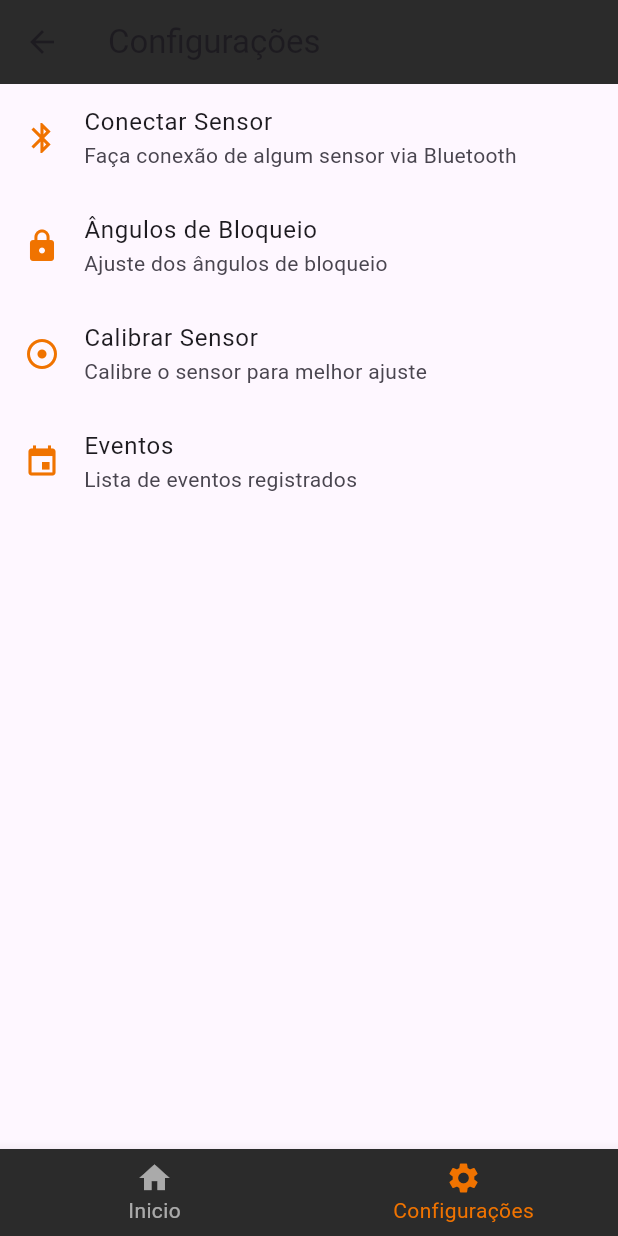
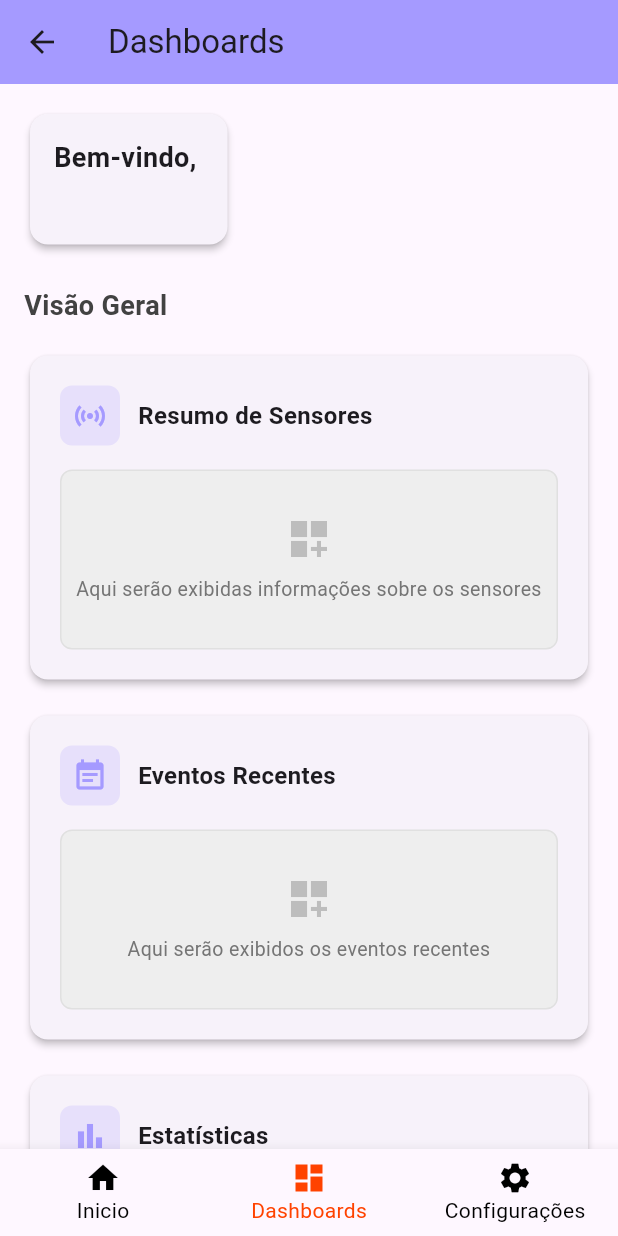
Before and after one commit to ramonVSCorrea/aplicativo_inclinometro, a Flutter app: the Nav screen opened by its route, item 2 of the bottom bar chosen, on a phone screen of 412 x 824 dp. Run offline on Flutter 3.47's test engine with Material 3 defaults, Android fonts, the phone set to English and light mode, and no system bars; our stand-ins replace cloud_firestore, file_picker, firebase_auth, firebase_core, flutter_bluetooth_serial, google_maps_flutter and 3 more; accounts and stored records are empty.

Commit message:
🐛 fix: adjusts

```diff
--- a/lib/components/nav.dart
+++ b/lib/components/nav.dart
@@ -1,3 +1,5 @@
+import 'package:aplicativo_inclinometro/views/admindashboard_page.dart';
+import 'package:aplicativo_inclinometro/views/dashboards_page.dart';
 import 'package:flutter/material.dart';
 import 'package:shared_preferences/shared_preferences.dart';
 
@@ -31,10 +33,9 @@ class _NavState extends State<Nav> {
   void _setupScreens() {
     setState(() {
       _telas.addAll([
-        HomePage(),
-        if (userId != null) ProfilePage(userId: userId!),
-        SettingsPage(),
-        LockAnglePage(),
+        AdminDashboard(),
+        DashboardsPage(),
+        SettingsPage()
       ]);
     });
   }
@@ -53,19 +54,23 @@ class _NavState extends State<Nav> {
           : Container(),
       bottomNavigationBar: BottomNavigationBar(
         currentIndex: _indiceAtual,
-        selectedItemColor: const Color(0xFFF07300),
-        backgroundColor: Color.fromARGB(255, 43, 43, 43),
-        unselectedItemColor: Colors.white.withOpacity(.60),
+        selectedItemColor: const Color(0xFFFF4200),
+        //backgroundColor: Color.fromARGB(255, 43, 43, 43),
+        unselectedItemColor: Colors.black,
         selectedFontSize: 14,
         unselectedFontSize: 14,
         onTap: onTabTapped,
         items: [
-          BottomNavigationBarItem(icon: Icon(Icons.home), label: "Inicio"),
-          if (userId != null)
-            BottomNavigationBarItem(
-              icon: Icon(Icons.person),
-              label: "Perfil",
-            ),
+          BottomNavigationBarItem(
+              icon: Icon(Icons.home),
+              label: "Inicio"
+          ),
+
+          BottomNavigationBarItem(
+              icon: Icon(Icons.dashboard),
+              label: "Dashboards"
+          ),
+
           BottomNavigationBarItem(
             icon: Icon(Icons.settings),
             label: "Configurações",
--- /dev/null
+++ b/lib/views/dashboards_page.dart
@@ -0,0 +1,219 @@
+import 'package:flutter/material.dart';
+import 'package:firebase_auth/firebase_auth.dart';
+import 'package:cloud_firestore/cloud_firestore.dart';
+
+class DashboardsPage extends StatefulWidget {
+  @override
+  _DashboardsPageState createState() => _DashboardsPageState();
+}
+
+class _DashboardsPageState extends State<DashboardsPage> {
+  final FirebaseAuth _auth = FirebaseAuth.instance;
+  final FirebaseFirestore _firestore = FirebaseFirestore.instance;
+
+  String userName = "";
+  String companyName = "";
+  bool isLoading = true;
+
+  @override
+  void initState() {
+    super.initState();
+    _loadUserData();
+  }
+
+  Future<void> _loadUserData() async {
+    setState(() {
+      isLoading = true;
+    });
+
+    try {
+      User? user = _auth.currentUser;
+      if (user != null) {
+        DocumentSnapshot userDoc = await _firestore
+            .collection('users')
+            .doc(user.uid)
+            .get();
+
+        if (userDoc.exists) {
+          Map<String, dynamic> userData = userDoc.data() as Map<String, dynamic>;
+
+          setState(() {
+            userName = userData['name'] ?? userData['username'] ?? "Usuário";
+            companyName = userData['company'] ?? "Empresa não definida";
+            isLoading = false;
+          });
+        }
+      }
+    } catch (e) {
+      print('Erro ao carregar dados do usuário: $e');
+    } finally {
+      setState(() {
+        isLoading = false;
+      });
+    }
+  }
+
+  @override
+  Widget build(BuildContext context) {
+    return Scaffold(
+      appBar: AppBar(
+        title: Text("Dashboards"),
+        backgroundColor: Color(0xFFA59AFF),
+      ),
+      body: isLoading
+          ? Center(child: CircularProgressIndicator())
+          : SingleChildScrollView(
+        padding: EdgeInsets.all(16.0),
+        child: Column(
+          crossAxisAlignment: CrossAxisAlignment.start,
+          children: [
+            // Card de boas-vindas
+            Card(
+              elevation: 2,
+              shape: RoundedRectangleBorder(
+                borderRadius: BorderRadius.circular(12),
+              ),
+              child: Padding(
+                padding: EdgeInsets.all(16),
+                child: Column(
+                  crossAxisAlignment: CrossAxisAlignment.start,
+                  children: [
+                    Text(
+                      "Bem-vindo, $userName",
+                      style: TextStyle(
+                        fontSize: 18,
+                        fontWeight: FontWeight.bold,
+                      ),
+                    ),
+                    SizedBox(height: 8),
+                    Text(
+                      companyName,
+                      style: TextStyle(
+                        color: Colors.grey[700],
+                        fontSize: 14,
+                      ),
+                    ),
+                  ],
+                ),
+              ),
+            ),
+
+            SizedBox(height: 24),
+
+            // Título seção
+            Text(
+              "Visão Geral",
+              style: TextStyle(
+                fontSize: 18,
+                fontWeight: FontWeight.bold,
+                color: Color(0xFF424242),
+              ),
+            ),
+
+            SizedBox(height: 16),
+
+            // Aqui você pode adicionar seus widgets de dashboard
+            // Por enquanto, vou adicionar alguns cards vazios
+            _buildDashboardPlaceholder(
+                "Resumo de Sensores",
+                Icons.sensors,
+                "Aqui serão exibidas informações sobre os sensores"
+            ),
+
+            SizedBox(height: 16),
+
+            _buildDashboardPlaceholder(
+                "Eventos Recentes",
+                Icons.event_note,
+                "Aqui serão exibidos os eventos recentes"
+            ),
+
+            SizedBox(height: 16),
+
+            _buildDashboardPlaceholder(
+                "Estatísticas",
+                Icons.bar_chart,
+                "Aqui serão exibidas estatísticas de uso"
+            ),
+          ],
+        ),
+      ),
+    );
+  }
+
+  Widget _buildDashboardPlaceholder(String title, IconData icon, String description) {
+    return Card(
+      elevation: 2,
+      shape: RoundedRectangleBorder(
+        borderRadius: BorderRadius.circular(12),
+      ),
+      child: Container(
+        width: double.infinity,
+        padding: EdgeInsets.all(20),
+        child: Column(
+          crossAxisAlignment: CrossAxisAlignment.start,
+          children: [
+            Row(
+              children: [
+                Container(
+                  padding: EdgeInsets.all(8),
+                  decoration: BoxDecoration(
+                    color: Color(0xFFA59AFF).withOpacity(0.2),
+                    borderRadius: BorderRadius.circular(8),
+                  ),
+                  child: Icon(
+                    icon,
+                    color: Color(0xFFA59AFF),
+                    size: 24,
+                  ),
+                ),
+                SizedBox(width: 12),
+                Text(
+                  title,
+                  style: TextStyle(
+                    fontSize: 16,
+                    fontWeight: FontWeight.bold,
+                  ),
+                ),
+              ],
+            ),
+            SizedBox(height: 16),
+            Container(
+              height: 120,
+              width: double.infinity,
+              decoration: BoxDecoration(
+                color: Colors.grey[200],
+                borderRadius: BorderRadius.circular(8),
+                border: Border.all(
+                  color: Colors.grey[300]!,
+                  width: 1,
+                ),
+              ),
+              child: Center(
+                child: Column(
+                  mainAxisAlignment: MainAxisAlignment.center,
+                  children: [
+                    Icon(
+                      Icons.dashboard_customize,
+                      color: Colors.grey[400],
+                      size: 32,
+                    ),
+                    SizedBox(height: 8),
+                    Text(
+                      description,
+                      textAlign: TextAlign.center,
+                      style: TextStyle(
+                        color: Colors.grey[600],
+                        fontSize: 13,
+                      ),
+                    ),
+                  ],
+                ),
+              ),
+            ),
+          ],
+        ),
+      ),
+    );
+  }
+}
--- a/lib/views/settings_page.dart
+++ b/lib/views/settings_page.dart
@@ -52,7 +52,7 @@ class _SettingsPage extends State<SettingsPage> {
       body: ListView(
         children: <Widget>[
           ListTile(
-            leading: Icon(Icons.bluetooth, color: Color(0xFFF07300)),
+            leading: Icon(Icons.bluetooth, color: Color(0xFFFF4200)),
             title: Text('Conectar Sensor'),
             subtitle: Text('Faça conexão de algum sensor via Bluetooth'),
             onTap: () {
@@ -64,7 +64,7 @@ class _SettingsPage extends State<SettingsPage> {
             },
           ),
           ListTile(
-            leading: Icon(Icons.lock, color: Color(0xFFF07300)),
+            leading: Icon(Icons.lock, color: Color(0xFFFF4200)),
             title: Text('Ângulos de Bloqueio'),
             subtitle: Text('Ajuste dos ângulos de bloqueio'),
             onTap: () {
@@ -73,7 +73,7 @@ class _SettingsPage extends State<SettingsPage> {
             },
           ),
           ListTile(
-            leading: Icon(Icons.adjust, color: Color(0xFFF07300)),
+            leading: Icon(Icons.adjust, color: Color(0xFFFF4200)),
             title: Text('Calibrar Sensor'),
             subtitle: Text('Calibre o sensor para melhor ajuste'),
             onTap: () {
@@ -85,7 +85,7 @@ class _SettingsPage extends State<SettingsPage> {
             },
           ),
           ListTile(
-            leading: Icon(Icons.event, color: Color(0xFFF07300)),
+            leading: Icon(Icons.event, color: Color(0xFFFF4200)),
             title: Text('Eventos'),
             subtitle: Text('Lista de eventos registrados'),
             onTap: () {
--- a/pubspec.yaml
+++ b/pubspec.yaml
@@ -87,3 +87,4 @@ flutter:
     - assets/profile1.png
     - assets/logo2.png
     - assets/inclimaxLogo.png
+    - assets/inclimax-logo-lateral.png
```
Also changed, not shown: lib/components/adminsidebar.dart (added, +115 -0 lines), lib/components/sideBar.dart (+6 -18 lines), lib/views/admindashboard_page.dart (+95 -63 lines), lib/views/home_page.dart (+4 -4 lines), lib/views/login_page.dart (+5 -2 lines), assets/inclimax-logo-lateral.png (added).
